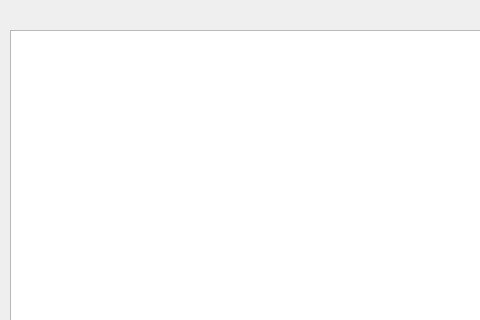
The window that uis/EditWindow.ui (svvar/variable-manager) describes before a commit, drawn with Qt 5; both pictures show x 0 to 480 and y 0 to 320 of the 800 by 600 pixel window.
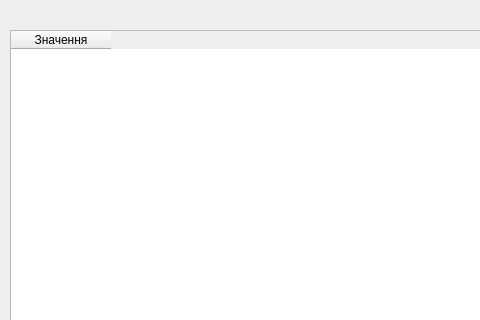
The same window after the commit.

Commit message: v0.1 -відображення змінних у таблиці -пошук по назві змінної -кнопка "редагувати" активується при виборі змінної -в меню редагування відображаються значення змінної

Diff of the .ui file:
```diff
--- a/uis/EditWindow.ui
+++ b/uis/EditWindow.ui
@@ -14,7 +14,7 @@
    <string>Редагувати</string>
   </property>
   <widget class="QWidget" name="centralwidget">
-   <widget class="QListView" name="listView">
+   <widget class="QTableWidget" name="tableWidget">
     <property name="geometry">
      <rect>
       <x>10</x>
@@ -23,6 +23,11 @@
       <height>491</height>
      </rect>
     </property>
+    <column>
+     <property name="text">
+      <string>Значення</string>
+     </property>
+    </column>
    </widget>
    <widget class="QWidget" name="verticalLayoutWidget">
     <property name="geometry">
```
The commit also changes 4 other files.
